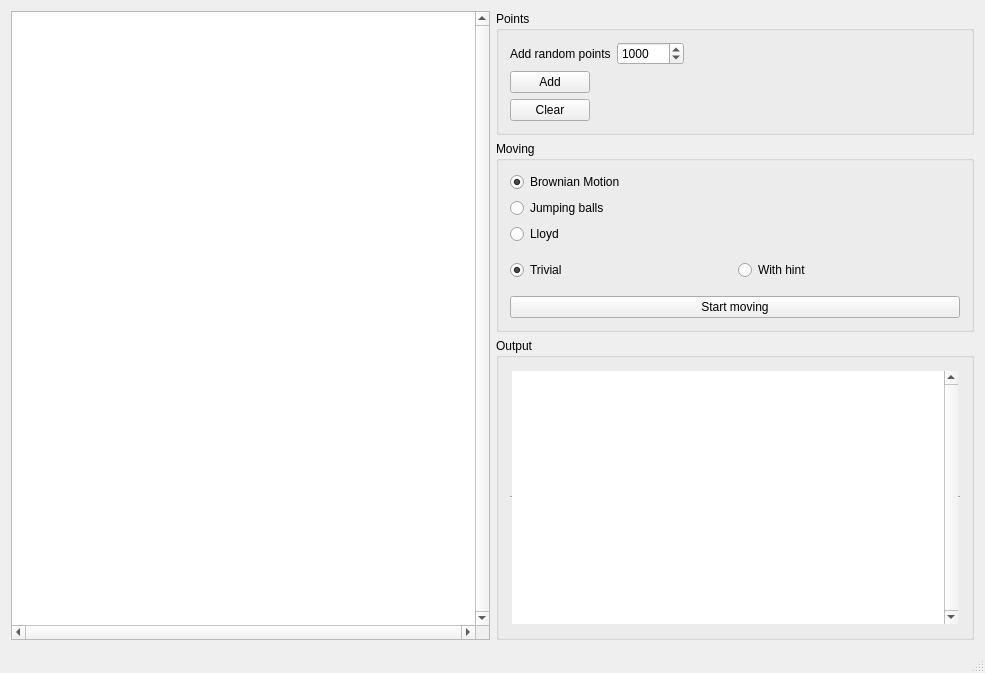
Old version of the form mainwindow.ui in the repository jetSett/Delaunay-moving-points.
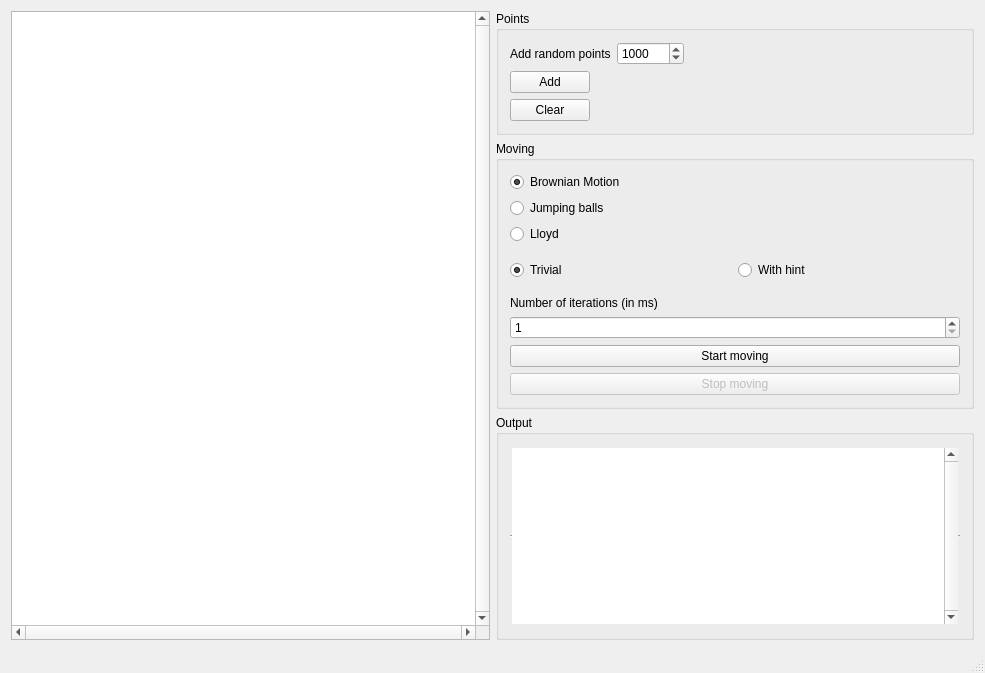
New version of the form.

Commit message: moving timer

Diff of the .ui file:
```diff
--- a/mainwindow.ui
+++ b/mainwindow.ui
@@ -193,12 +193,39 @@
             </spacer>
            </item>
            <item>
-            <widget class="QPushButton" name="moveButton">
+            <widget class="QLabel" name="label">
+             <property name="text">
+              <string>Number of iterations (in ms)</string>
+             </property>
+            </widget>
+           </item>
+           <item>
+            <widget class="QSpinBox" name="numberIterationsSpinBox">
+             <property name="minimum">
+              <number>1</number>
+             </property>
+             <property name="maximum">
+              <number>1000000</number>
+             </property>
+            </widget>
+           </item>
+           <item>
+            <widget class="QPushButton" name="startButton">
              <property name="text">
               <string>Start moving</string>
              </property>
             </widget>
            </item>
+           <item>
+            <widget class="QPushButton" name="stopButton">
+             <property name="enabled">
+              <bool>false</bool>
+             </property>
+             <property name="text">
+              <string>Stop moving</string>
+             </property>
+            </widget>
+           </item>
           </layout>
          </item>
         </layout>
```
Left out of the diff: 2 changed lines with no effect on the pictures. The commit also changes 2 other files.
